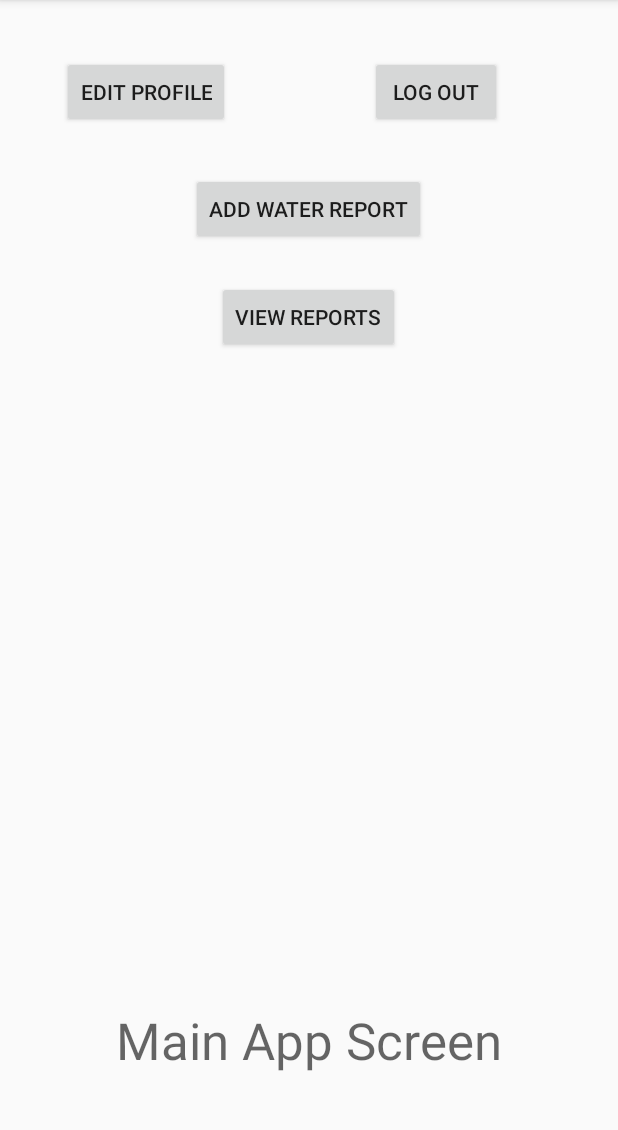
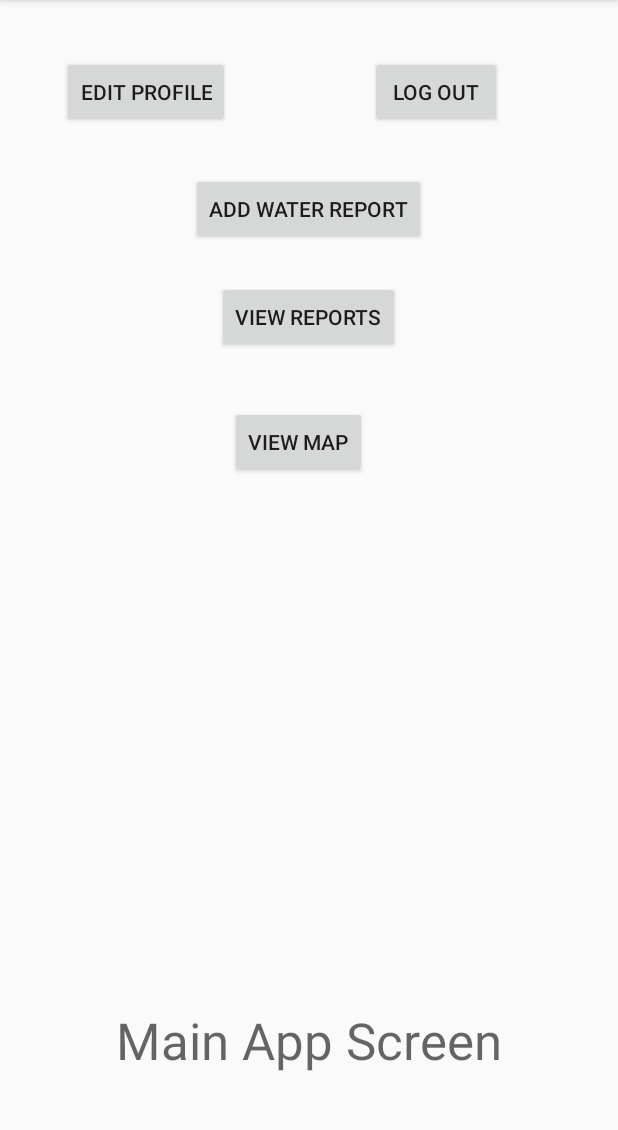
Before and after one commit to 2340Project/Team-Project, an Android app: the MainActivity screen opened directly, with no data from a screen before it, on a phone screen of 412 x 824 dp, the part 84-1214 px from its top. Run offline under Robolectric (Android 15) with nearby library versions, the phone set to English and light mode, and no system bars.

```diff
--- a/AllStarWaterCrowdSourcingApp/app/build.gradle
+++ b/AllStarWaterCrowdSourcingApp/app/build.gradle
@@ -24,6 +24,7 @@ dependencies {
     androidTestCompile('com.android.support.test.espresso:espresso-core:2.2.2', {
         exclude group: 'com.android.support', module: 'support-annotations'
     })
-    compile 'com.android.support:appcompat-v7:25.1.0'
+    compile 'com.android.support:appcompat-v7:25.2.0'
+    compile 'com.google.android.gms:play-services:9.8.0'
     testCompile 'junit:junit:4.12'
 }
--- a/AllStarWaterCrowdSourcingApp/app/src/main/java/com/allstarproject/cs2340/allstarwatercrowdsourcingapp/controller/MainActivity.java
+++ b/AllStarWaterCrowdSourcingApp/app/src/main/java/com/allstarproject/cs2340/allstarwatercrowdsourcingapp/controller/MainActivity.java
@@ -25,11 +25,14 @@ public class MainActivity extends AppCompatActivity implements View.OnClickListe
         Button btnEditProf = (Button) findViewById(R.id.btnEditProf);
         btnEditProf.setOnClickListener(this);
 
-        Button btnViewReports = (Button) findViewById(R.id.btnViewReports);
-        btnViewReports.setOnClickListener(this);
+//        Button btnViewReports = (Button) findViewById(R.id.btnViewReports);
+//        btnViewReports.setOnClickListener(this);
 
         Button btnAddWReport = (Button) findViewById(R.id.btnAddWReport);
         btnAddWReport.setOnClickListener(this);
+
+        Button btnViewMap = (Button) findViewById(R.id.btnViewMap);
+        btnViewMap.setOnClickListener(this);
 
     }
 
@@ -49,14 +52,21 @@ public class MainActivity extends AppCompatActivity implements View.OnClickListe
                 Intent intent2 = new Intent(MainActivity.this, WelcomeActivity.class);
                 startActivity(intent2);
                 break;
-            case R.id.btnViewReports:
-                Intent intent3 = new Intent(MainActivity.this, ViewWaterReportActivity.class);
-                startActivity(intent3);
-                break;
+
+//            case R.id.btnViewReports:
+//                Intent intent3 = new Intent(MainActivity.this, ViewWaterReportActivity.class);
+//                startActivity(intent3);
+//                break;
             case R.id.btnAddWReport:
                 Intent intent4 = new Intent(MainActivity.this, SubmitReportActivity.class);
                 startActivity(intent4);
                 break;
+
+            case R.id.btnViewMap:
+                Intent intent5 = new Intent(MainActivity.this, MapsActivity.class);
+                startActivity(intent5);
+                break;
+
         }
 
     }
--- a/AllStarWaterCrowdSourcingApp/app/src/main/java/com/allstarproject/cs2340/allstarwatercrowdsourcingapp/model/Model.java
+++ b/AllStarWaterCrowdSourcingApp/app/src/main/java/com/allstarproject/cs2340/allstarwatercrowdsourcingapp/model/Model.java
@@ -116,7 +116,6 @@ public class Model {
         WaterResourceReport waterResourceReport = new
                 WaterResourceReport(location, waterType, waterCondition,
                 reportNumber);
-        reportList.add(waterResourceReport);
     }
 
 }
--- a/AllStarWaterCrowdSourcingApp/app/src/main/java/com/allstarproject/cs2340/allstarwatercrowdsourcingapp/model/WaterResourceReport.java
+++ b/AllStarWaterCrowdSourcingApp/app/src/main/java/com/allstarproject/cs2340/allstarwatercrowdsourcingapp/model/WaterResourceReport.java
@@ -25,6 +25,7 @@ public class WaterResourceReport {
         this.reportNumber = reportNumber;
     }
 
+
     /**
      * This represents a String representation of all attributes per report
      * @return the String of report number with the Location: water type,
--- a/AllStarWaterCrowdSourcingApp/app/src/main/res/layout/activity_main.xml
+++ b/AllStarWaterCrowdSourcingApp/app/src/main/res/layout/activity_main.xml
@@ -59,4 +59,14 @@
         android:layout_marginTop="30dp"
         android:layout_below="@+id/btnEditProf"
         android:layout_centerHorizontal="true" />
+
+    <Button
+        android:text="View Map"
+        android:layout_width="wrap_content"
+        android:layout_height="wrap_content"
+        android:layout_below="@+id/btnViewReports"
+        android:layout_toRightOf="@+id/btnEditProf"
+        android:layout_toEndOf="@+id/btnEditProf"
+        android:layout_marginTop="35dp"
+        android:id="@+id/btnViewMap" />
 </RelativeLayout>
--- a/AllStarWaterCrowdSourcingApp/app/src/main/res/values/strings.xml
+++ b/AllStarWaterCrowdSourcingApp/app/src/main/res/values/strings.xml
@@ -8,5 +8,6 @@
         <item>Manager</item>
         <item>Admin</item>
     </string-array>
+    <string name="title_activity_maps">Map</string>
 
 </resources>
```
Also changed, not shown: AllStarWaterCrowdSourcingApp/app/src/debug/res/values/google_maps_api.xml (added, +21 -0 lines), AllStarWaterCrowdSourcingApp/app/src/main/AndroidManifest.xml (+23 -1 lines), AllStarWaterCrowdSourcingApp/app/src/main/java/com/allstarproject/cs2340/allstarwatercrowdsourcingapp/controller/MapsActivity.java (added, +48 -0 lines), AllStarWaterCrowdSourcingApp/app/src/main/res/layout/activity_maps.xml (added, +8 -0 lines), 1 other file.
